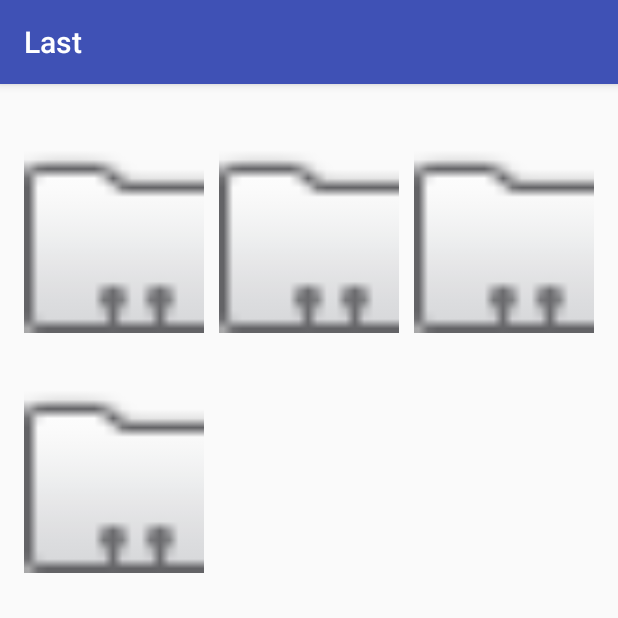
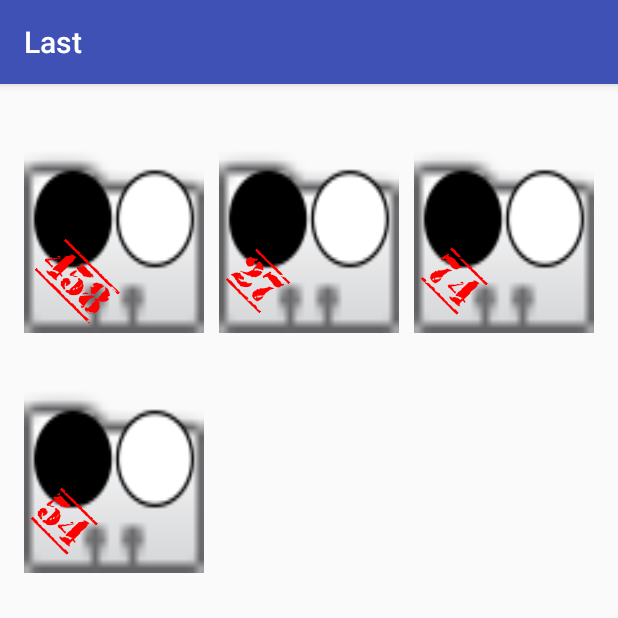
Before and after one commit to Samoustique/Last, an Android app: the screen it shows after launch (TagsActivity), on a phone screen of 412 x 824 dp, the top half of it. Run offline under Robolectric (Android 15) with nearby library versions, the phone set to English and light mode, and no system bars; our stand-ins replace Picasso; pictures from the network do not load.

Commit message:
Add counter and transparent image on the user image

```diff
--- a/app/src/main/java/com/last/androsia/last/CustomAdapter.java
+++ b/app/src/main/java/com/last/androsia/last/CustomAdapter.java
@@ -2,21 +2,23 @@ package com.last.androsia.last;
 
 import android.app.Activity;
 import android.content.Context;
+import android.content.res.AssetManager;
+import android.graphics.Typeface;
 import android.view.LayoutInflater;
 import android.view.View;
 import android.view.ViewGroup;
-import android.widget.AdapterView;
 import android.widget.BaseAdapter;
 import android.widget.ImageView;
-import android.widget.Toast;
+import android.widget.TextView;
 
 import java.util.ArrayList;
+import java.util.Locale;
 
 /**
  * Created by SPhilipps on 1/3/2017.
  */
 
-public class CustomAdapter extends BaseAdapter implements AdapterView.OnItemClickListener {
+public class CustomAdapter extends BaseAdapter {
     ArrayList<TagsListItem> m_tagList = new ArrayList<TagsListItem>();
     Context m_context;
     ImageLoader m_imageLoader = new ImageLoader();
@@ -25,8 +27,8 @@ public class CustomAdapter extends BaseAdapter implements AdapterView.OnItemClic
     // row_layout.xml
     // on passe les valeurs de notre à l'adapter
     public CustomAdapter(Context context, ArrayList<TagsListItem> list) {
-        this.m_tagList = list;
-        this.m_context = context;
+        m_tagList = list;
+        m_context = context;
     }
 
     @Override
@@ -58,8 +60,12 @@ public class CustomAdapter extends BaseAdapter implements AdapterView.OnItemClic
 
             // nous plaçons dans notre MyViewHolder les vues de notre layout
             mViewHolder = new MyViewHolder();
-            mViewHolder.imageView = (ImageView) convertView
-                    .findViewById(R.id.imageView);
+            mViewHolder.m_imageView = (ImageView) convertView.findViewById(R.id.imgUser);
+            mViewHolder.m_textViewCounter = (TextView) convertView.findViewById(R.id.txtCounter);
+            AssetManager am = m_context.getApplicationContext().getAssets();
+            Typeface custom_font = Typeface.createFromAsset(am,
+                    String.format(Locale.US, "fonts/%s", "old_stamper.ttf"));
+            mViewHolder.m_textViewCounter.setTypeface(custom_font);
 
             // nous attribuons comme tag notre MyViewHolder à convertView
             convertView.setTag(mViewHolder);
@@ -72,25 +78,15 @@ public class CustomAdapter extends BaseAdapter implements AdapterView.OnItemClic
         // nous récupérons l'item de la liste demandé par getView
         TagsListItem tagsListItem = (TagsListItem) getItem(position);
 
-        m_imageLoader.loadImage(tagsListItem.getImageUrl(), m_context, mViewHolder.imageView);
+        m_imageLoader.loadImage(tagsListItem.getImageUrl(), m_context, mViewHolder.m_imageView);
+        mViewHolder.m_textViewCounter.setText(String.valueOf(tagsListItem.getCounter()));
 
         // nous retournos la vue de l'item demandé
         return convertView;
     }
 
-    // MyViewHolder va nous permettre de ne pas devoir rechercher
-    // les vues à chaque appel de getView, nous gagnons ainsi en performance
     private class MyViewHolder {
-        //TextView textViewName, textViewAge;
-        ImageView imageView;
-    }
-
-    // nous affichons un Toast à chaque clic sur un item de la liste
-    // nous récupérons l'objet grâce à sa position
-    @Override
-    public void onItemClick(AdapterView<?> parent, View view, int position, long id) {
-        Toast toast = Toast.makeText(m_context, "Item " + (position + 1) + ": "
-                + m_tagList.get(position), Toast.LENGTH_SHORT);
-        toast.show();
+        ImageView m_imageView;
+        TextView m_textViewCounter;
     }
 }
--- a/app/src/main/java/com/last/androsia/last/ImageLoader.java
+++ b/app/src/main/java/com/last/androsia/last/ImageLoader.java
@@ -1,13 +1,9 @@
 package com.last.androsia.last;
 
 import android.content.Context;
-import android.graphics.Bitmap;
-import android.graphics.Canvas;
-import android.graphics.Matrix;
 import android.widget.ImageView;
 
 import com.squareup.picasso.Picasso;
-import com.squareup.picasso.Transformation;
 
 /**
  * Created by SPhilipps on 1/3/2017.
@@ -15,28 +11,10 @@ import com.squareup.picasso.Transformation;
 
 public class ImageLoader {
     public void loadImage(String url, Context context, final ImageView imageView) {
-        Picasso.with(context).load(url)/*.transform(new Transformation() {
-            @Override
-            public Bitmap transform(Bitmap source) {
-                Bitmap combinedBitmap;
-                combinedBitmap = Bitmap.createBitmap(source.getWidth(), source.getHeight() / 3 + source.getHeight(), source.getConfig());
-
-                Canvas combinedCanvas = new Canvas(combinedBitmap);
-                combinedCanvas.drawBitmap(source, 0f, 0f, null);
-
-                Matrix matrix = new Matrix();
-                matrix.postRotate(180);
-                matrix.preScale(-1, 1);
-                matrix.postTranslate(0, source.getHeight() * 2);
-
-                combinedCanvas.setMatrix(matrix);
-                return combinedBitmap;
-            }
-
-            @Override
-            public String key() {
-                return ImageLoader.class.getName() + ".Transformation";
-            }
-        })*/.fit().error(android.R.drawable.sym_contact_card).placeholder(android.R.drawable.sym_contact_card).into(imageView);
+        Picasso.with(context).load(url)
+                .fit()
+                .error(android.R.drawable.sym_contact_card)
+                .placeholder(android.R.drawable.sym_contact_card)
+                .into(imageView);
     }
 }
--- a/app/src/main/java/com/last/androsia/last/TagsActivity.java
+++ b/app/src/main/java/com/last/androsia/last/TagsActivity.java
@@ -2,6 +2,9 @@ package com.last.androsia.last;
 
 import android.support.v7.app.AppCompatActivity;
 import android.os.Bundle;
+import android.view.View;
+import android.widget.AdapterView;
+import android.widget.AdapterView.OnItemClickListener;
 import android.widget.GridView;
 import java.util.ArrayList;
 
@@ -13,10 +16,10 @@ public class TagsActivity extends AppCompatActivity {
         super.onCreate(savedInstanceState);
         setContentView(R.layout.activity_tags);
 
-        String[] names = new String[]{"San Gohan", "Inspecteur Gadget",
+        String[] titles = new String[]{"San Gohan", "Inspecteur Gadget",
                 "Quick and Flupke", "Tom"};
 
-        int[] ages = {30, 27, 74, 54};
+        int[] counters = {458, 27, 74, 54};
 
         String[] images = {
                 "http://www.lucky-luke.com/fr-uploads/personnages/vignette_lucky.png",
@@ -26,14 +29,22 @@ public class TagsActivity extends AppCompatActivity {
 
         ArrayList<TagsListItem> myList = new ArrayList<TagsListItem>();
 
-        for (int i = 0; i < names.length; i++) {
-            myList.add(new TagsListItem(names[i], ages[i], images[i]));
+        for (int i = 0; i < titles.length; i++) {
+            myList.add(new TagsListItem(titles[i], counters[i], images[i]));
         }
 
-        CustomAdapter adapter = new CustomAdapter(this, myList);
+        final CustomAdapter adapter = new CustomAdapter(this, myList);
 
         m_tagsGridView = (GridView) findViewById(R.id.tagsGridView);
-        m_tagsGridView.setAdapter(new CustomAdapter(this, myList));
-        m_tagsGridView.setOnItemClickListener(adapter);
+        m_tagsGridView.setAdapter(adapter);
+        m_tagsGridView.setOnItemClickListener(new OnItemClickListener() {
+            @Override
+            public void onItemClick(AdapterView<?> adapterView, View view, int pos, long l) {
+                TagsListItem item = (TagsListItem) adapterView.getItemAtPosition(pos);
+
+                item.incrementCounter();
+                adapter.notifyDataSetChanged();
+            }
+        });
     }
 }
--- a/app/src/main/java/com/last/androsia/last/TagsListItem.java
+++ b/app/src/main/java/com/last/androsia/last/TagsListItem.java
@@ -5,42 +5,46 @@ package com.last.androsia.last;
  */
 
 public class TagsListItem {
-    private String name;
-    private String imageUrl;
-    private int age;
+    private String m_title;
+    private String m_imageUrl;
+    private int m_counter;
 
-    public TagsListItem(String name, int age, String imageUrl) {
-        this.name = name;
-        this.imageUrl = imageUrl;
-        this.age = age;
+    public TagsListItem(String title, int counter, String imageUrl) {
+        m_title = title;
+        m_imageUrl = imageUrl;
+        m_counter = counter;
     }
 
-    public String getName() {
-        return name;
+    public String getTitle() {
+        return m_title;
     }
 
-    public void setName(String name) {
-        this.name = name;
+    public void setTitle(String title) {
+        m_title = title;
     }
 
     public String getImageUrl() {
-        return imageUrl;
+        return m_imageUrl;
     }
 
     public void setImageUrl(String imageUrl) {
-        this.imageUrl = imageUrl;
+        m_imageUrl = imageUrl;
     }
 
-    public int getAge() {
-        return age;
+    public int getCounter() {
+        return m_counter;
     }
 
-    public void setAge(int age) {
-        this.age = age;
+    public void setCounter(int counter) {
+        m_counter = counter;
+    }
+
+    public void incrementCounter(){
+        ++m_counter;
     }
 
     @Override
-    public String toString() {
-        return this.name + " : " + this.age;
+    public String toString(){
+        return m_title + " #" + m_counter;
     }
 }
--- a/app/src/main/res/layout/tag.xml
+++ b/app/src/main/res/layout/tag.xml
@@ -1,10 +1,32 @@
 <?xml version="1.0" encoding="utf-8"?>
-<LinearLayout xmlns:android="http://schemas.android.com/apk/res/android"
+<RelativeLayout  xmlns:android="http://schemas.android.com/apk/res/android"
     android:layout_width="fill_parent"
     android:layout_height="fill_parent" >
 
     <ImageView
-        android:id="@+id/imageView"
+        android:id="@+id/imgUser"
         android:layout_width="150dp"
-        android:layout_height="150dp"/>
-</LinearLayout>
+        android:layout_height="150dp"
+        android:scaleType="fitXY"
+        />
+
+    <ImageView
+        android:src="@mipmap/circle_test"
+        android:layout_width="150dp"
+        android:layout_height="150dp"
+        android:scaleType="fitXY"
+        />
+
+    <TextView
+        android:id="@+id/txtCounter"
+        android:textColor="#ff0000"
+        android:textSize="30dp"
+        android:layout_width="wrap_content"
+        android:layout_height="wrap_content"
+        android:layout_gravity="center"
+        android:layout_marginTop="100dp"
+        android:layout_marginLeft="10dp"
+        android:rotation="45"
+        />
+
+</RelativeLayout >
```
Also changed, not shown: app/src/main/assets/fonts/old_stamper.ttf (added), app/src/main/circleTest-web.png (added), app/src/main/circle_test-web.png (added), app/src/main/res/mipmap-hdpi/circle_test.png (added), app/src/main/res/mipmap-mdpi/circle_test.png (added), app/src/main/res/mipmap-xhdpi/circle_test.png (added), app/src/main/res/mipmap-xxhdpi/circle_test.png (added), app/src/main/res/mipmap-xxxhdpi/circle_test.png (added), 1 other file.
